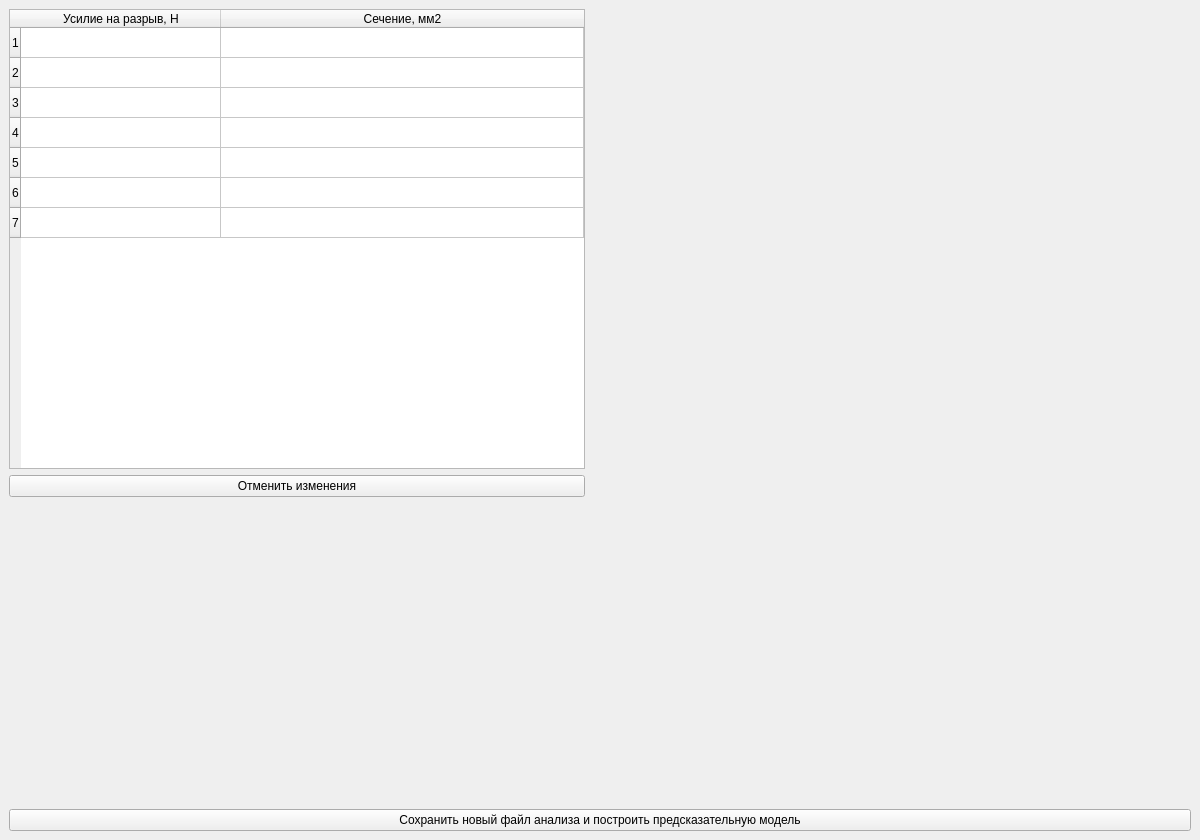
The window that EditWindow.ui (gruzdev-as/Least_square_app) describes before a commit, drawn with Qt 5.
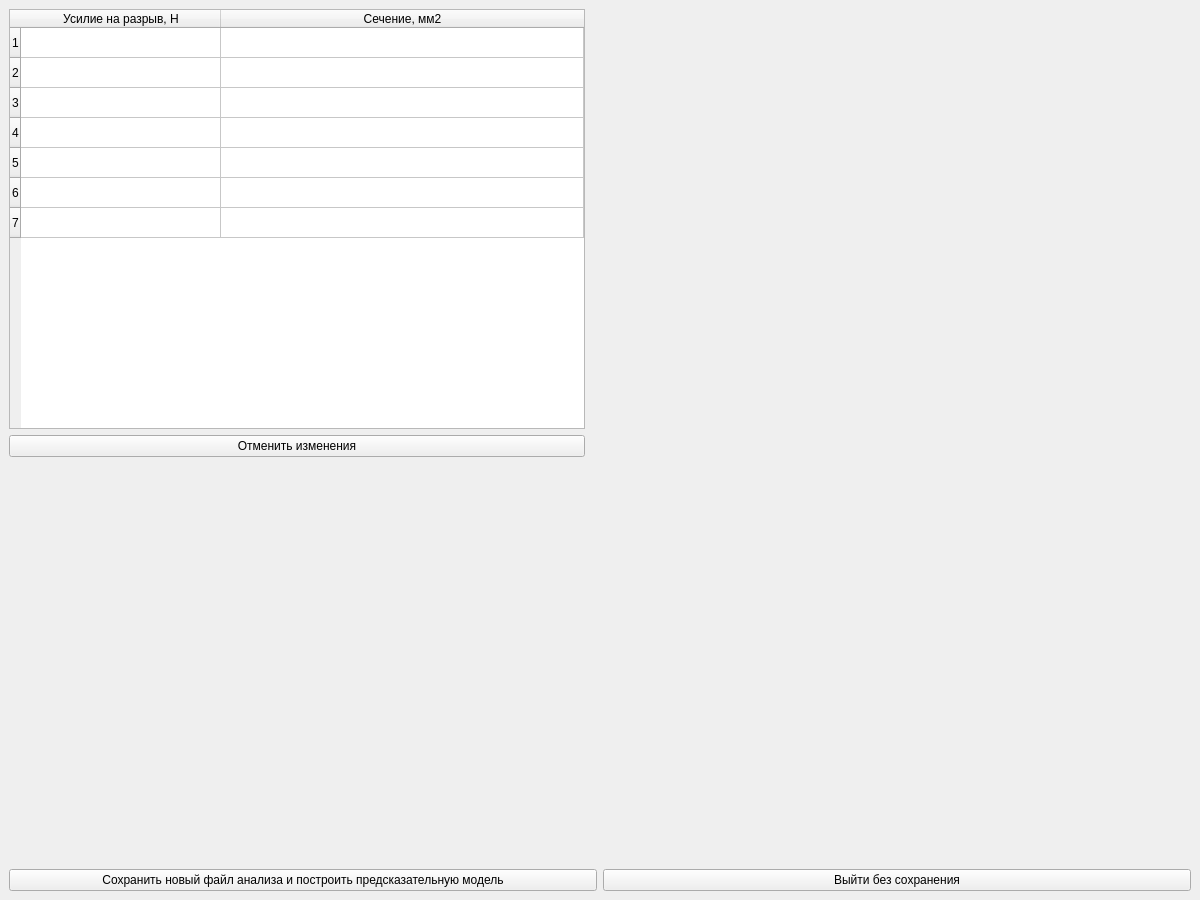
The same window after the commit.

Diff of the .ui file:
```diff
--- a/EditWindow.ui
+++ b/EditWindow.ui
@@ -7,7 +7,7 @@
     <x>0</x>
     <y>0</y>
     <width>1200</width>
-    <height>840</height>
+    <height>900</height>
    </rect>
   </property>
   <property name="sizePolicy">
@@ -16,6 +16,18 @@
     <verstretch>0</verstretch>
    </sizepolicy>
   </property>
+  <property name="minimumSize">
+   <size>
+    <width>1200</width>
+    <height>900</height>
+   </size>
+  </property>
+  <property name="maximumSize">
+   <size>
+    <width>1200</width>
+    <height>900</height>
+   </size>
+  </property>
   <property name="windowTitle">
    <string>MainWindow</string>
   </property>
@@ -115,17 +127,28 @@
       <property name="minimumSize">
        <size>
         <width>0</width>
-        <height>300</height>
+        <height>400</height>
        </size>
       </property>
      </widget>
     </item>
     <item>
-     <widget class="QPushButton" name="pushButton_5">
-      <property name="text">
-       <string>Сохранить новый файл анализа и построить предсказательную модель</string>
-      </property>
-     </widget>
+     <layout class="QHBoxLayout" name="horizontalLayout">
+      <item>
+       <widget class="QPushButton" name="edit_save_button">
+        <property name="text">
+         <string>Сохранить новый файл анализа и построить предсказательную модель</string>
+        </property>
+       </widget>
+      </item>
+      <item>
+       <widget class="QPushButton" name="edit_close_button">
+        <property name="text">
+         <string>Выйти без сохранения</string>
+        </property>
+       </widget>
+      </item>
+     </layout>
     </item>
    </layout>
   </widget>
```
Left out of the diff: 20 changed lines with no effect on the pictures.
